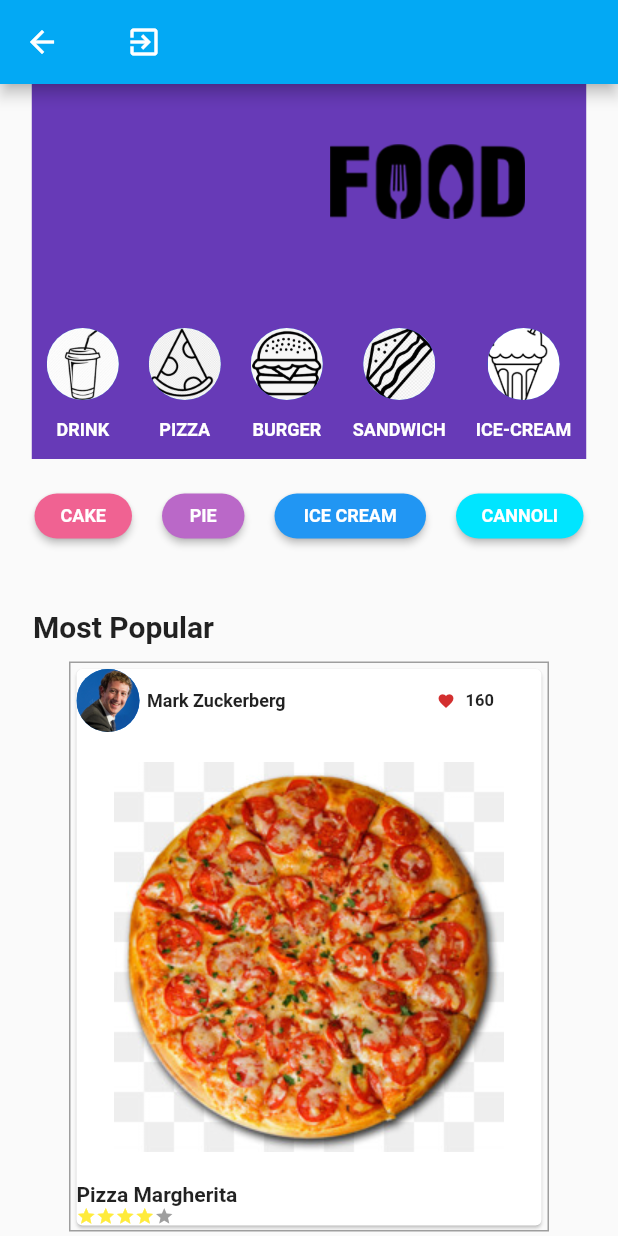
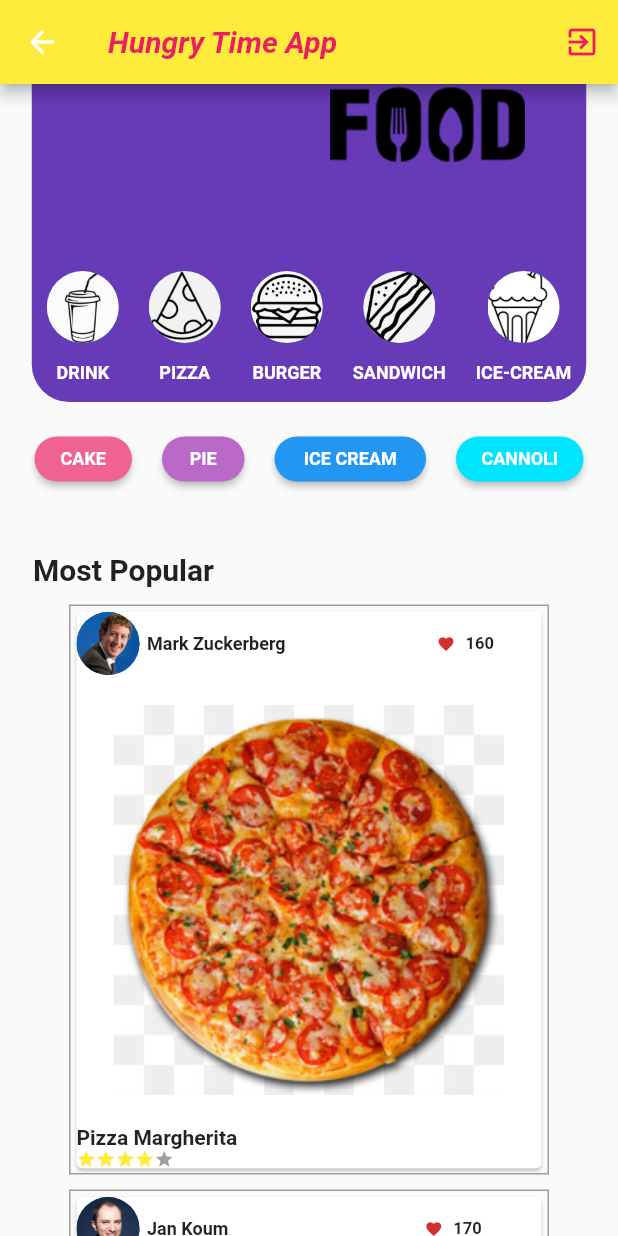
Before and after one commit to vickysingh07/FoodProject, a Flutter app: the HomePage screen opened by its route, on a phone screen of 412 x 824 dp. Run offline on Flutter 3.47's test engine with Material 2 defaults, Android fonts, the phone set to English and light mode, and no system bars; our stand-ins replace shared_preferences; accounts and stored records are empty.

Commit message:
seventh0

```diff
--- a/lib/home_page.dart
+++ b/lib/home_page.dart
@@ -1,5 +1,5 @@
+import 'package:flutter/material.dart';
 import 'package:food_project/file.dart';
-import 'package:flutter/material.dart';
 
 class HomePage extends StatelessWidget {
   Widget _allCategories({@required String images, @required String title}) {
@@ -16,7 +16,9 @@ class HomePage extends StatelessWidget {
               children: [
                 CircleAvatar(
                   radius: 24,
-                  backgroundImage: AssetImage(images),
+                  backgroundImage: AssetImage(
+                    images,
+                  ),
                 ),
                 Text(
                   title,
@@ -62,30 +64,49 @@ class HomePage extends StatelessWidget {
   Widget build(BuildContext context) {
     return Scaffold(
       appBar: AppBar(
-          backgroundColor: Colors.lightBlue[500],
-          title: IconButton(
-              icon: Icon(Icons.exit_to_app),
+          backgroundColor: Colors.yellow[500],
+          title: Text("Hungry Time App",
+              style: TextStyle(
+                fontWeight: FontWeight.bold,
+                fontStyle: FontStyle.italic,
+                color: Colors.pink,
+              )),
+          actions: <Widget>[
+            IconButton(
+                icon: Icon(
+                  Icons.exit_to_app,
+                  color: Colors.pink,
+                ),
                 onPressed: () {
                   Constants.prefs.setBool("loggedIn", false);
                   Navigator.pushReplacementNamed(context, "/login");
-              })),
+                }),
+          ]),
       body: SingleChildScrollView(
         scrollDirection: Axis.vertical,
         child: Column(
           children: [
             Container(
+              height: 212,
+              decoration: BoxDecoration(
                   color: Colors.deepPurple[500],
+                  shape: BoxShape.rectangle,
+                  borderRadius: BorderRadius.only(
+                      bottomLeft: Radius.circular(25.0),
+                      bottomRight: Radius.circular(25.0))),
+              //color: Colors.deepPurple[500],
               child: Column(
                 children: [
                   Padding(
-                    padding: const EdgeInsets.fromLTRB(160, 40, 2, 2),
+                    padding: const EdgeInsets.fromLTRB(160, 2, 2, 2),
                     child: Image.asset(
                       "images/foodlogo.png",
-                      // fit: BoxFit.cover,
+                      //fit: BoxFit.cover,
                       height: 50,
                     ),
                   ),
-                  SingleChildScrollView(
+                  Container(
+                    child: SingleChildScrollView(
                       scrollDirection: Axis.horizontal,
                       child: Row(
                         children: [
@@ -100,6 +121,7 @@ class HomePage extends StatelessWidget {
                           _allCategories(
                               images: 'images/icecream.png', title: 'ICE-CREAM')
                         ],
+                      ),
                     ),
                   ),
                 ],
@@ -351,4 +373,6 @@ class HomePage extends StatelessWidget {
       ),
     );
   }
+
+  widget({IconButton child}) {}
 }
```
Lines whose indentation alone changed are shown as unchanged.
